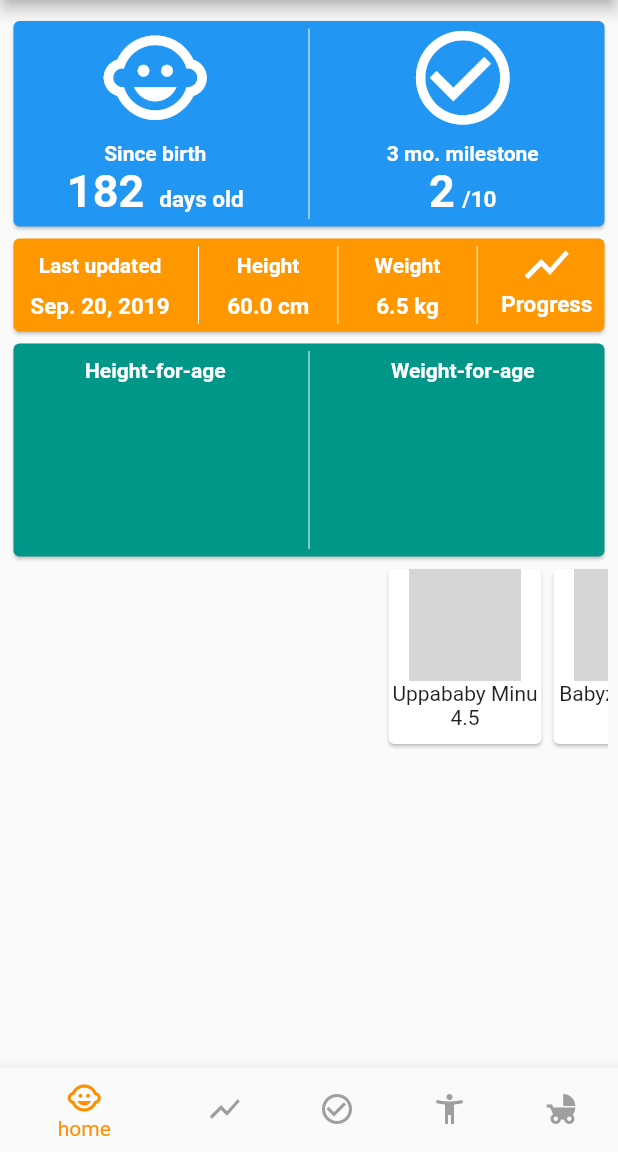
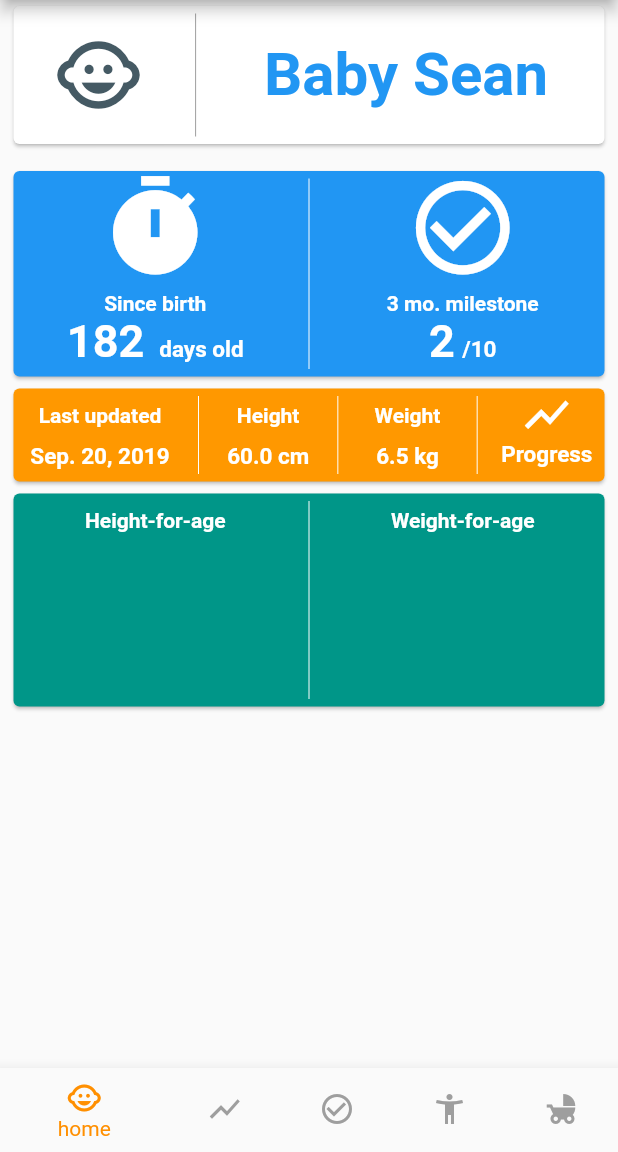
Before and after one commit to kimjaehu/turalura, a Flutter app: the screen it shows once a user with an empty profile is signed in, on a phone screen of 412 x 824 dp, the part 84-1236 px from its top. Run offline on Flutter 3.47's test engine with Material 2 defaults, Android fonts, the phone set to English and light mode, and no system bars; drawn by our look-alikes of auto_size_text; our stand-ins replace charts_flutter, cloud_firestore, firebase_auth, google_sign_in; accounts and stored records are empty; grey boxes are pictures that could not be loaded.

Commit message:
added card with a button and baby name

```diff
--- a/lib/services/auth_service.dart
+++ b/lib/services/auth_service.dart
@@ -8,6 +8,11 @@ class AuthService {
   Stream<String> get onAuthStateChanged => _firebaseAuth.onAuthStateChanged.map(
         (FirebaseUser user) => user?.uid,
       );
+
+  // Get uid
+  Future<String> getCurrentUID() async {
+    return (await _firebaseAuth.currentUser()).uid;
+  }
 
   // Google sign in
   Future<String> signInWithGoogle() async {
--- /dev/null
+++ b/lib/views/add_or_switch_baby/switch_view.dart
@@ -0,0 +1,20 @@
+import 'package:flutter/material.dart';
+
+class SwitchView extends StatelessWidget {
+  @override
+  Widget build(BuildContext context) {
+    final width = MediaQuery.of(context).size.width;
+    final height = MediaQuery.of(context).size.height;
+
+    return Scaffold(
+      body: Container(
+        width: width,
+        height: height,
+        color: Colors.orangeAccent[200],
+        child: SafeArea(
+          child: Column(),
+        ),
+      ),
+    );
+  }
+}
--- a/lib/views/home_view.dart
+++ b/lib/views/home_view.dart
@@ -1,3 +1,4 @@
+import 'package:auto_size_text/auto_size_text.dart';
 import 'package:flutter/material.dart';
 import 'package:turalura/models/Gear.dart';
 import 'package:charts_flutter/flutter.dart' as charts;
@@ -10,9 +11,30 @@ class HomeView extends StatelessWidget {
   final double heightCm = 60.0;
   final double weightKg = 6.5;
   final List<Gear> gearsList = [
-    Gear("Uppababy Minu", "Stroller", "purchaseUrl", "https://images-na.ssl-images-amazon.com/images/I/61KtJYa0LyL._SL1001_.jpg", "Good", 4.5, 3),
-    Gear("Babyzen Yoyo+", "Stroller", "purchaseUrl", "https://images-na.ssl-images-amazon.com/images/I/61V5a4VsfYL._SL1500_.jpg", "Good", 4.0, 3),
-    Gear("Clek Fllo", "Car Seat", "purchaseUrl", "https://images-na.ssl-images-amazon.com/images/I/81ZFHWAG1RL._SL1500_.jpg", "Good", 4.0, 2),
+    Gear(
+        "Uppababy Minu",
+        "Stroller",
+        "purchaseUrl",
+        "https://images-na.ssl-images-amazon.com/images/I/61KtJYa0LyL._SL1001_.jpg",
+        "Good",
+        4.5,
+        3),
+    Gear(
+        "Babyzen Yoyo+",
+        "Stroller",
+        "purchaseUrl",
+        "https://images-na.ssl-images-amazon.com/images/I/61V5a4VsfYL._SL1500_.jpg",
+        "Good",
+        4.0,
+        3),
+    Gear(
+        "Clek Fllo",
+        "Car Seat",
+        "purchaseUrl",
+        "https://images-na.ssl-images-amazon.com/images/I/81ZFHWAG1RL._SL1500_.jpg",
+        "Good",
+        4.0,
+        2),
   ];
 
   Widget summaryCard() {
@@ -32,7 +54,7 @@ class HomeView extends StatelessWidget {
                       mainAxisAlignment: MainAxisAlignment.center,
                       children: <Widget>[
                         Icon(
-                          Icons.child_care,
+                          Icons.timer,
                           size: 75.0,
                           color: Colors.white,
                         ),
@@ -301,7 +323,7 @@ class HomeView extends StatelessWidget {
               child: Center(
                 child: GestureDetector(
                   onTap: () => print("tapped"),
-                                  child: Column(
+                  child: Column(
                     children: <Widget>[
                       Row(
                         mainAxisAlignment: MainAxisAlignment.center,
@@ -421,7 +443,51 @@ class HomeView extends StatelessWidget {
     );
   }
 
-  Widget teethingCard() {
+  Widget babyCard() {
+    return Container(
+      margin: EdgeInsets.only(right: 5.0, left: 5.0),
+      height: 100.0,
+      child: Card(
+        child: Row(
+          children: <Widget>[
+            Expanded(
+              flex: 3,
+              child: Center(
+                child: GestureDetector(
+                  onTap: (){print("tapped");},
+                                  child: Icon(
+                    Icons.child_care,
+                    size: 60.0,
+                    color: Colors.blueGrey[700],
+                  ),
+                ),
+              ),
+            ),
+            VerticalDivider(
+              color: Colors.grey,
+              indent: 5.0,
+              endIndent: 5.0,
+            ),
+            Expanded(
+              flex: 7,
+              child: Center(
+                child: Padding(
+                  padding: EdgeInsets.all(15.0),
+                                  child: AutoSizeText(
+                    "Baby Sean",
+                    maxLines: 2,
+                    style: TextStyle(
+                        color: Colors.blue,
+                        fontSize: 40.0,
+                        fontWeight: FontWeight.bold),
+                  ),
+                ),
+              ),
+            ),
+          ],
+        ),
+      ),
+    );
   }
 
   Widget buildGearsCard(BuildContext context, int index) {
@@ -456,27 +522,10 @@ class HomeView extends StatelessWidget {
     return Container(
       child: Column(
         children: <Widget>[
+          babyCard(),
           summaryCard(),
           progressCard(),
           progressChartCard(),
-          Container(
-            margin: EdgeInsets.only(right: 5.0, left: 5.0),
-            child: Row(
-              children: <Widget>[
-                Container(width: 250, child: teethingCard()),
-                Container(
-                  width: 150,
-                  height: 125,
-                  child: new ListView.builder(
-                    scrollDirection: Axis.horizontal,
-                    itemCount: gearsList.length,
-                    itemBuilder: (BuildContext context, int index) =>
-                        buildGearsCard(context, index),
-                  ),
-                ),
-              ],
-            ),
-          ),
         ],
       ),
     );
--- a/lib/views/new_measurement/date_view.dart
+++ b/lib/views/new_measurement/date_view.dart
@@ -3,6 +3,7 @@ import 'package:flutter/material.dart';
 import 'package:turalura/models/Measurement.dart';
 import 'package:cloud_firestore/cloud_firestore.dart';
 import 'package:intl/intl.dart';
+import 'package:turalura/widgets/provider_widget.dart';
 
 class NewMeasurementDateView extends StatefulWidget {
 
@@ -73,7 +74,9 @@ class _NewMeasurementViewState extends State<NewMeasurementDateView> {
               ),
               onPressed: () async {
                 if (_dateValidator) {
-                  await db.collection("measurements").add(widget.measurement.toJson());
+                  final uid = await Provider.of(context).auth.getCurrentUID();
+
+                  await db.collection("measurements").document(uid).collection('userMeasurements').add(widget.measurement.toJson());
                   Navigator.of(context).popUntil((route) => route.isFirst);
                 } else {
                   Text('');
```
Also changed, not shown: lib/views/add_or_switch_baby/add_view.dart (added).
